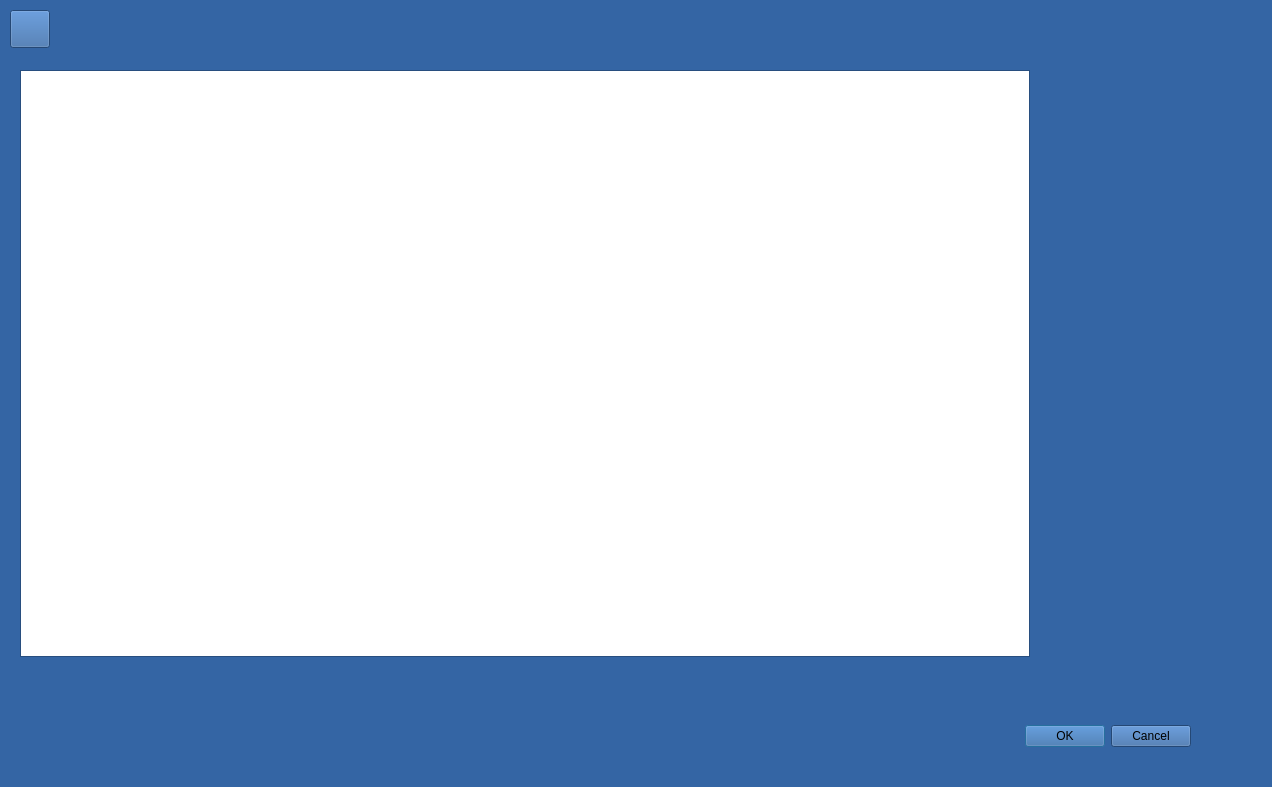
The window that modeleDialog.ui (militia11/shoes) describes before a commit, drawn with Qt 5.
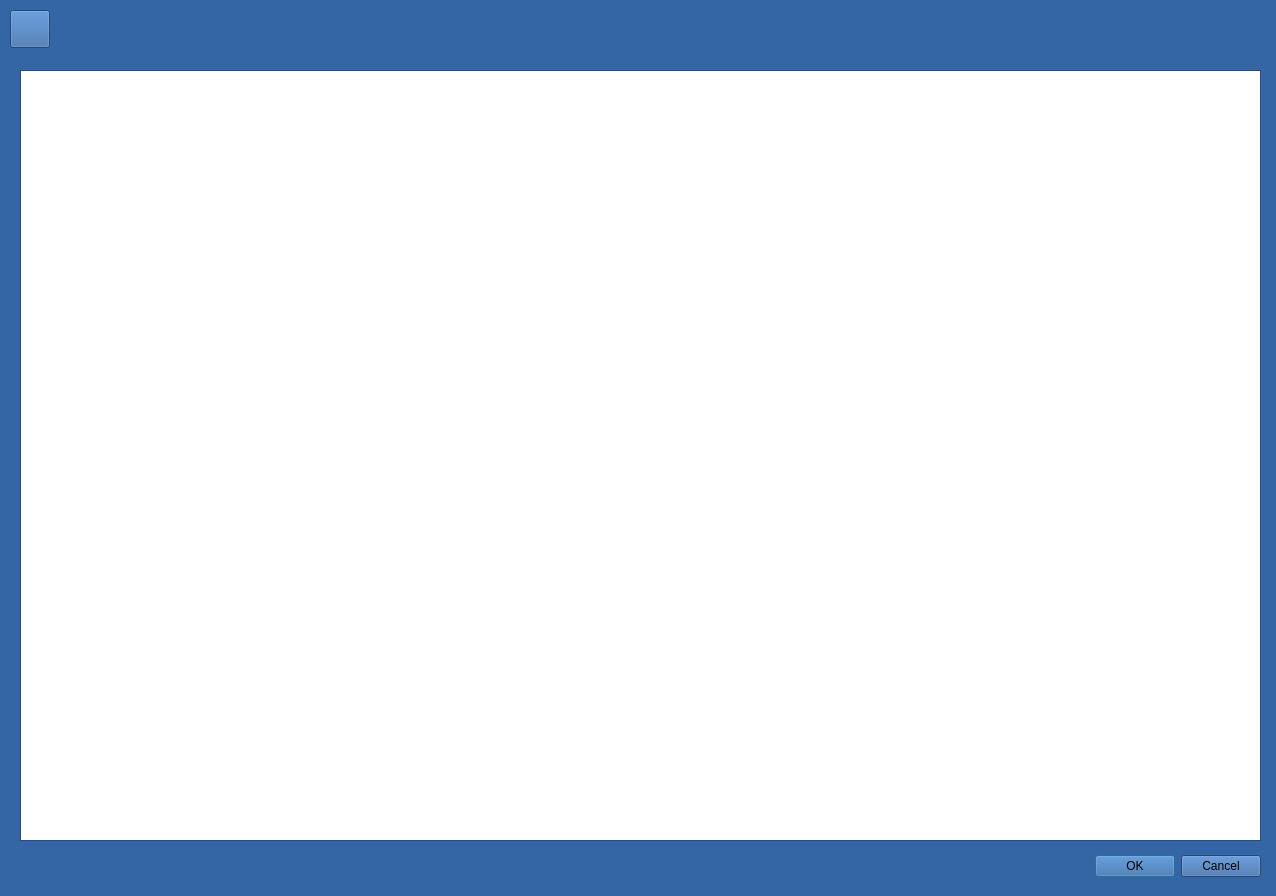
The same window after the commit. Icons and pictures are not drawn.

Diff of the .ui file:
```diff
--- a/modeleDialog.ui
+++ b/modeleDialog.ui
@@ -6,8 +6,8 @@
    <rect>
     <x>0</x>
     <y>0</y>
-    <width>1272</width>
-    <height>787</height>
+    <width>1276</width>
+    <height>896</height>
    </rect>
   </property>
   <property name="palette">
@@ -431,8 +431,8 @@
   <widget class="QDialogButtonBox" name="buttonBox">
    <property name="geometry">
     <rect>
-     <x>850</x>
-     <y>720</y>
+     <x>920</x>
+     <y>850</y>
      <width>341</width>
      <height>32</height>
     </rect>
@@ -449,8 +449,8 @@
     <rect>
      <x>20</x>
      <y>70</y>
-     <width>1010</width>
-     <height>587</height>
+     <width>1241</width>
+     <height>771</height>
     </rect>
    </property>
    <property name="alternatingRowColors">
```
